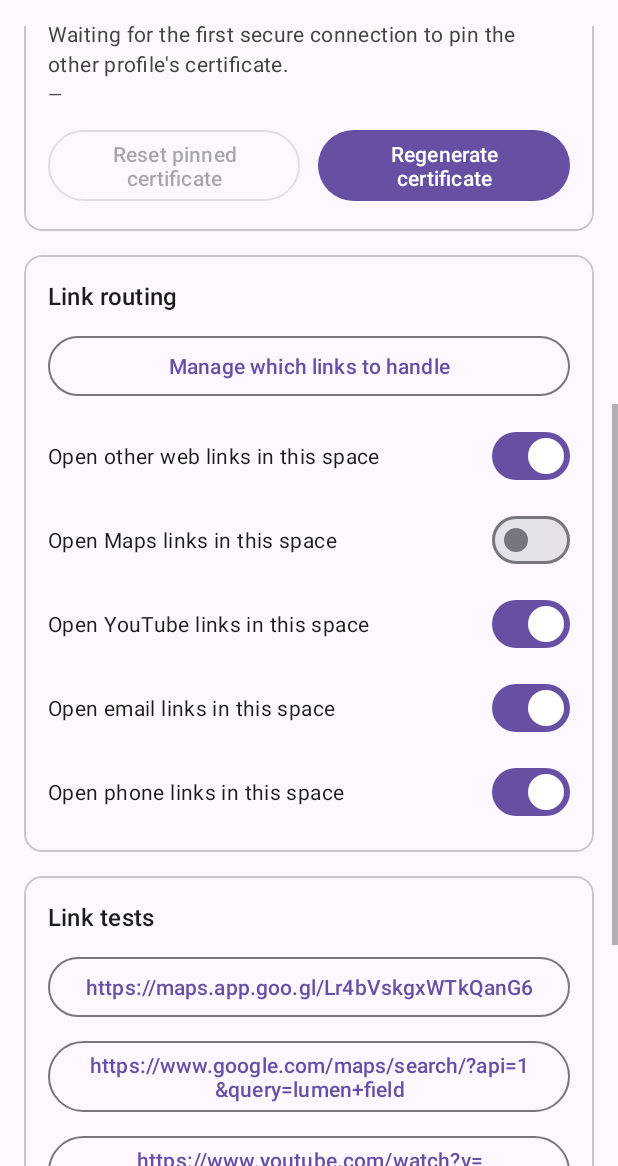
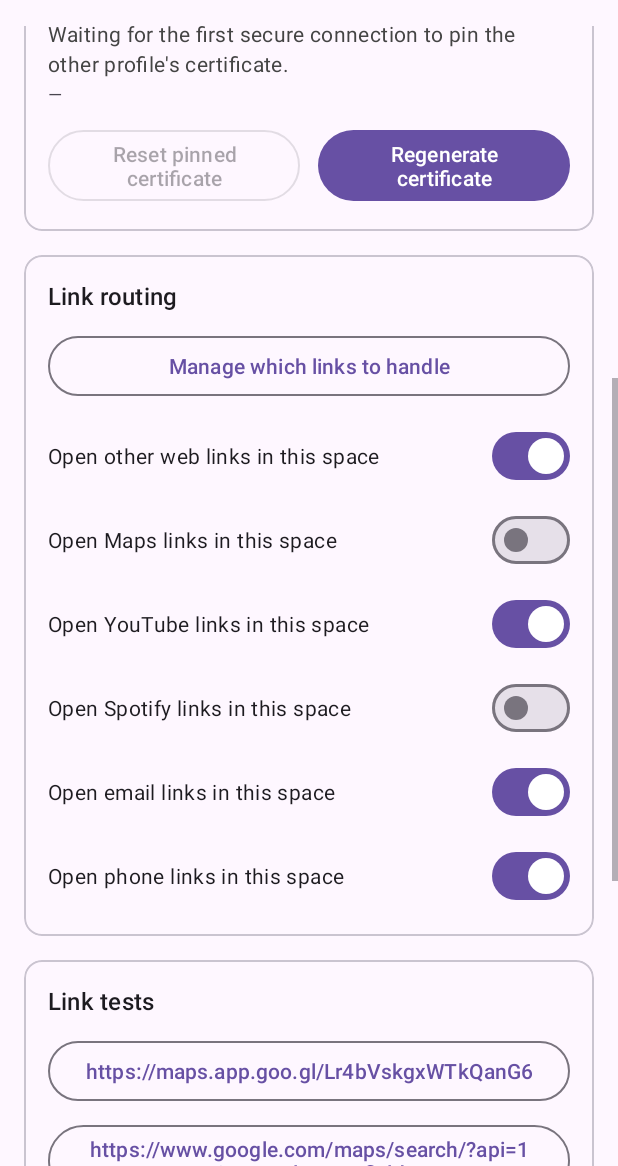
Before and after one commit to fabian-thomas/IntentBridge, an Android app: the screen it shows after launch (MainActivity), scrolled down 532 dp, on a phone screen of 412 x 824 dp, the part 70-1236 px from its top. Run offline under Robolectric (Android 15) with nearby library versions, the phone set to English and light mode, and no system bars; libraries missing offline, so code that uses them is left out: org.bouncycastle.asn1, org.bouncycastle.cert, org.bouncycastle.operator; network calls fail; 10 statements that could not run were skipped.

Commit message:
feat: add spotify links

```diff
--- a/app/src/main/java/de/fabianthomas/intentbridge/LinkRoutingPrefs.kt
+++ b/app/src/main/java/de/fabianthomas/intentbridge/LinkRoutingPrefs.kt
@@ -14,6 +14,7 @@ object LinkRoutingPrefs {
         BROWSER("browser", R.string.routing_category_browser),
         MAPS("maps", R.string.routing_category_maps),
         YOUTUBE("youtube", R.string.routing_category_youtube),
+        SPOTIFY("spotify", R.string.routing_category_spotify),
         MAIL("mail", R.string.routing_category_mail),
         TEL("tel", R.string.routing_category_tel);
 
@@ -79,6 +80,7 @@ object LinkRoutingPrefs {
     private fun defaultRole(category: LinkCategory): ProfileRoleStore.Role = when (category) {
         LinkCategory.BROWSER -> ProfileRoleStore.Role.PERSONAL_SPACE
         LinkCategory.MAPS -> ProfileRoleStore.Role.PRIVATE_SPACE
+        LinkCategory.SPOTIFY -> ProfileRoleStore.Role.PRIVATE_SPACE
         LinkCategory.YOUTUBE -> ProfileRoleStore.Role.PERSONAL_SPACE
         LinkCategory.MAIL -> ProfileRoleStore.Role.PERSONAL_SPACE
         LinkCategory.TEL -> ProfileRoleStore.Role.PERSONAL_SPACE
--- a/app/src/main/java/de/fabianthomas/intentbridge/MainActivity.kt
+++ b/app/src/main/java/de/fabianthomas/intentbridge/MainActivity.kt
@@ -34,6 +34,7 @@ class MainActivity : AppCompatActivity() {
     private lateinit var routingBrowserSwitch: MaterialSwitch
     private lateinit var routingMapsSwitch: MaterialSwitch
     private lateinit var routingYoutubeSwitch: MaterialSwitch
+    private lateinit var routingSpotifySwitch: MaterialSwitch
     private lateinit var routingMailSwitch: MaterialSwitch
     private lateinit var routingTelSwitch: MaterialSwitch
     private var activeRole: ProfileRoleStore.Role = ProfileRoleStore.Role.PRIVATE_SPACE
@@ -71,6 +72,7 @@ class MainActivity : AppCompatActivity() {
         routingBrowserSwitch = findViewById(R.id.routingBrowserSwitch)
         routingMapsSwitch = findViewById(R.id.routingMapsSwitch)
         routingYoutubeSwitch = findViewById(R.id.routingYoutubeSwitch)
+        routingSpotifySwitch = findViewById(R.id.routingSpotifySwitch)
         routingMailSwitch = findViewById(R.id.routingMailSwitch)
         routingTelSwitch = findViewById(R.id.routingTelSwitch)
 
@@ -114,6 +116,7 @@ class MainActivity : AppCompatActivity() {
         setupLinkButton(R.id.linkButtonMapsShort, "https://maps.app.goo.gl/Lr4bVskgxWTkQanG6")
         setupLinkButton(R.id.linkButtonMapsFull, "https://www.google.com/maps/search/?api=1&query=lumen+field")
         setupLinkButton(R.id.linkButtonYouTube, "https://www.youtube.com/watch?v=dQw4w9WgXcQ")
+        setupLinkButton(R.id.linkButtonSpotify, "https://open.spotify.com/track/4PTG3Z6ehGkBFwjybzWkR8")
         setupLinkButton(R.id.linkButtonWebsite, "https://www.wikipedia.org/")
         setupLinkButton(R.id.linkButtonMail, "mailto:example@example.com?subject=Hello&body=Hi%20there!")
         setupLinkButton(R.id.linkButtonTel, "tel:+15551234567")
@@ -232,6 +235,9 @@ class MainActivity : AppCompatActivity() {
         routingYoutubeSwitch.setOnCheckedChangeListener { _, isChecked ->
             updateRoutingPreference(LinkRoutingPrefs.LinkCategory.YOUTUBE, isChecked)
         }
+        routingSpotifySwitch.setOnCheckedChangeListener { _, isChecked ->
+            updateRoutingPreference(LinkRoutingPrefs.LinkCategory.SPOTIFY, isChecked)
+        }
         routingMailSwitch.setOnCheckedChangeListener { _, isChecked ->
             updateRoutingPreference(LinkRoutingPrefs.LinkCategory.MAIL, isChecked)
         }
@@ -245,6 +251,7 @@ class MainActivity : AppCompatActivity() {
         updateSwitch(routingBrowserSwitch, LinkRoutingPrefs.LinkCategory.BROWSER, role)
         updateSwitch(routingMapsSwitch, LinkRoutingPrefs.LinkCategory.MAPS, role)
         updateSwitch(routingYoutubeSwitch, LinkRoutingPrefs.LinkCategory.YOUTUBE, role)
+        updateSwitch(routingSpotifySwitch, LinkRoutingPrefs.LinkCategory.SPOTIFY, role)
         updateSwitch(routingMailSwitch, LinkRoutingPrefs.LinkCategory.MAIL, role)
         updateSwitch(routingTelSwitch, LinkRoutingPrefs.LinkCategory.TEL, role)
     }
--- a/app/src/main/res/layout/activity_main.xml
+++ b/app/src/main/res/layout/activity_main.xml
@@ -252,6 +252,13 @@
                         android:text="@string/routing_youtube_label" />
 
                     <com.google.android.material.materialswitch.MaterialSwitch
+                        android:id="@+id/routingSpotifySwitch"
+                        android:layout_width="match_parent"
+                        android:layout_height="wrap_content"
+                        android:layout_marginTop="8dp"
+                        android:text="@string/routing_spotify_label" />
+
+                    <com.google.android.material.materialswitch.MaterialSwitch
                         android:id="@+id/routingMailSwitch"
                         android:layout_width="match_parent"
                         android:layout_height="wrap_content"
@@ -314,6 +321,15 @@
                         android:textAllCaps="false" />
 
                     <com.google.android.material.button.MaterialButton
+                        android:id="@+id/linkButtonSpotify"
+                        style="?attr/materialButtonOutlinedStyle"
+                        android:layout_width="match_parent"
+                        android:layout_height="wrap_content"
+                        android:layout_marginTop="8dp"
+                        android:text="https://open.spotify.com/track/4PTG3Z6ehGkBFwjybzWkR8"
+                        android:textAllCaps="false" />
+
+                    <com.google.android.material.button.MaterialButton
                         android:id="@+id/linkButtonWebsite"
                         style="?attr/materialButtonOutlinedStyle"
                         android:layout_width="match_parent"
--- a/app/src/main/res/values/strings.xml
+++ b/app/src/main/res/values/strings.xml
@@ -19,11 +19,13 @@
     <string name="routing_browser_label">Open other web links in this space</string>
     <string name="routing_maps_label">Open Maps links in this space</string>
     <string name="routing_youtube_label">Open YouTube links in this space</string>
+    <string name="routing_spotify_label">Open Spotify links in this space</string>
     <string name="routing_mail_label">Open email links in this space</string>
     <string name="routing_tel_label">Open phone links in this space</string>
     <string name="routing_category_browser">Web</string>
     <string name="routing_category_maps">Maps</string>
     <string name="routing_category_youtube">YouTube</string>
+    <string name="routing_category_spotify">Spotify</string>
     <string name="routing_category_mail">Email</string>
     <string name="routing_category_tel">Phone</string>
     <string name="routing_updated_toast">Now opening %1$s links in %2$s.</string>
```
Also changed, not shown: app/src/main/AndroidManifest.xml (+14 -1 lines), app/src/main/java/de/fabianthomas/intentbridge/LinkRouter.kt (+19 -0 lines), 1 other file.
